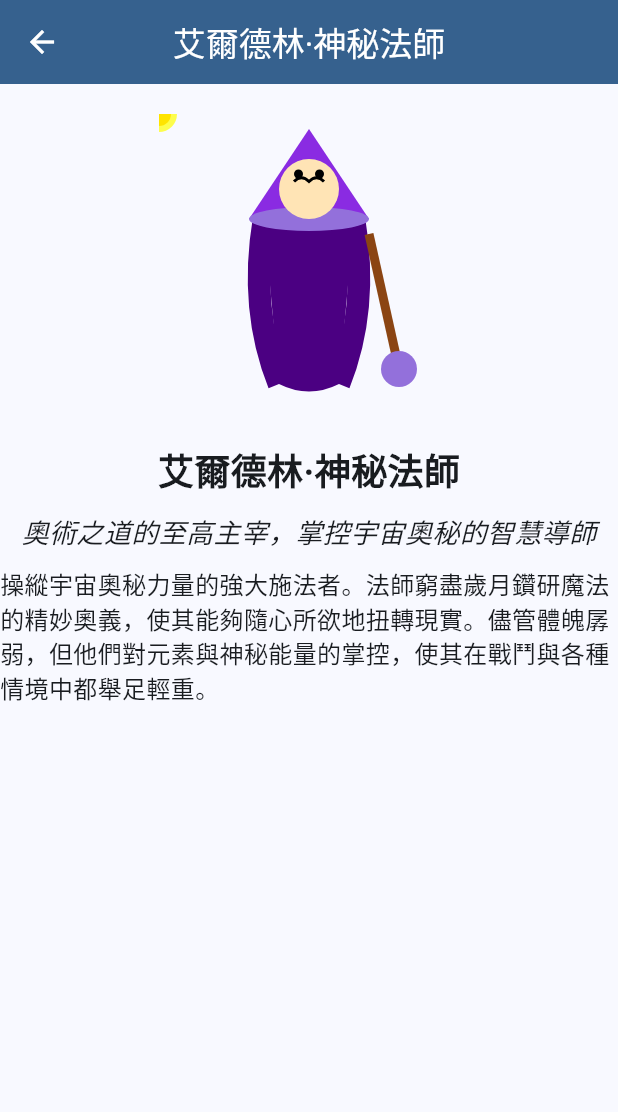
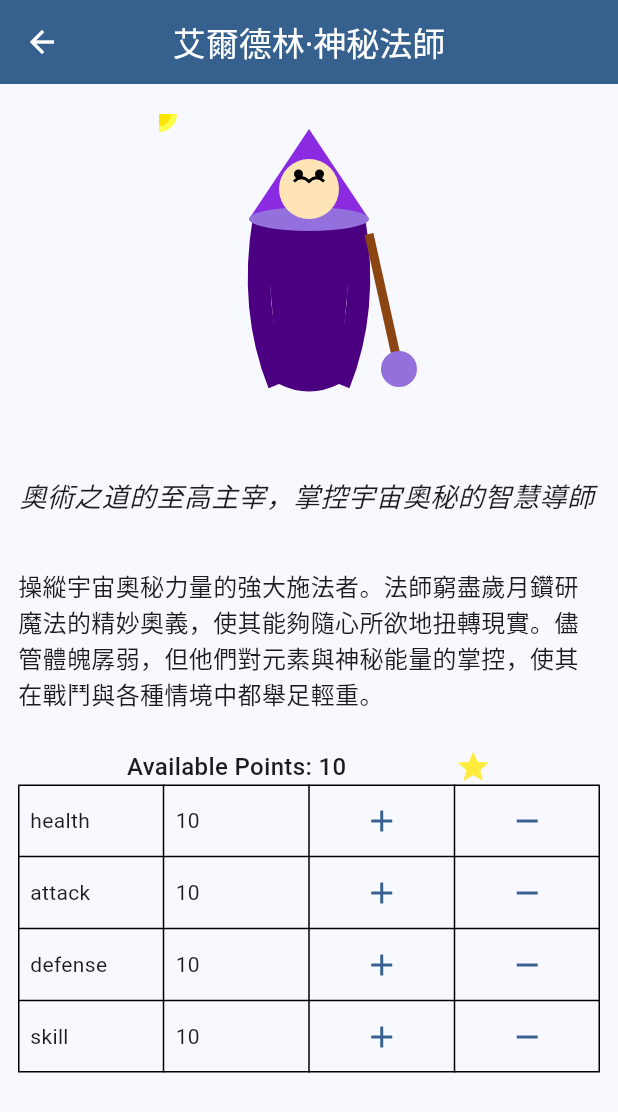
Before and after one commit to wesley990/demo_rpg, a Flutter app: the ProfileScreen screen opened directly with sample values from the repository, on a phone screen of 412 x 824 dp. Shown: the top 1112 px of the screen. Run offline on Flutter 3.47's test engine with Material 3 defaults, Android fonts, the phone set to English and light mode, and no system bars; our stand-ins replace firebase_core, flutter_svg; accounts and stored records are empty.

Commit message:
feat: Refactor Stats mixin to return stats as a list of maps
The Stats mixin in stats.dart has been refactored to return stats as a list of maps instead of a list of key-value pairs. This change improves the readability and usability of the stats data by providing a more structured format. It also ensures consistency in the representation of stats throughout the application.

Recent user commits:
- refactor: Remove unused import statement in main.dart
- feat: Add UUID dependency for unique identifiers
- feat: Update HomeScreen to use CreateScreen for character creation
- feat: Add lazy loading for images in HomeScreen
- feat: Update Character class to include skills
- feat: Add SVG assets for frost nova, divine punishment, and deadly poison skills
- feat: Add Vocation enum for character vocations
- feat: Add SelectableRegionExample widget for selectable regions
- feat: Add Character class with Stats mixin

```diff
--- a/lib/models/stats.dart
+++ b/lib/models/stats.dart
@@ -20,9 +20,9 @@ mixin Stats {
       Map.from(_stats); // Return a copy to prevent direct modification
 
   // Encapsulation: Getter for stats as a list of maps
-  List<Map<String, String>> get statsAsListOfMap => [
-        for (var entry in _stats.entries) {entry.key: entry.value.toString()}
-      ];
+  List<Map<String, String>> get statsAsListOfMap => statsAsMap.entries
+      .map((entry) => {'title': entry.key, 'value': entry.value.toString()})
+      .toList();
 
   // Template Method Pattern: Defines the algorithm structure for changing stats
   // Single Responsibility Principle: This method is responsible only for changing a stat
--- a/lib/screens/profile/profile.dart
+++ b/lib/screens/profile/profile.dart
@@ -1,6 +1,8 @@
 import 'package:demo_rpg/models/character.dart';
+import 'package:demo_rpg/screens/profile/stats_table.dart';
 import 'package:flutter/material.dart';
 import 'package:flutter_svg/flutter_svg.dart';
+import 'package:demo_rpg/models/skill.dart';
 
 class ProfileScreen extends StatefulWidget {
   const ProfileScreen({super.key, required this.character});
@@ -31,27 +33,29 @@ class _ProfileScreenState extends State<ProfileScreen> {
                   height: 200,
                 ),
               ),
-              Text(
-                character.name,
-                style: const TextStyle(
-                  fontSize: 24,
-                  fontWeight: FontWeight.bold,
-                ),
-              ),
               const SizedBox(height: 10),
-              Text(
+              Padding(
+                padding: const EdgeInsets.all(12.0),
+                child: SelectableText(
                   character.slogan,
                   style: const TextStyle(
                     fontSize: 18,
                     fontStyle: FontStyle.italic,
                   ),
                 ),
+              ),
               const SizedBox(height: 10),
-              Text(
+              Padding(
+                padding: const EdgeInsets.all(12.0),
+                child: SelectableText(
                   character.vocation.description,
                   style: const TextStyle(
                     fontSize: 16,
                   ),
+                ),
+              ),
+              StatsTable(
+                character: character,
               ),
             ],
           ), // Add your profile content here
--- /dev/null
+++ b/lib/screens/profile/stats_table.dart
@@ -0,0 +1,83 @@
+import 'package:demo_rpg/models/character.dart';
+import 'package:demo_rpg/theme.dart';
+import 'package:flutter/material.dart';
+
+class StatsTable extends StatefulWidget {
+  const StatsTable({super.key, required this.character});
+
+  final Character character;
+
+  @override
+  State<StatsTable> createState() => _StatsTableState();
+}
+
+class _StatsTableState extends State<StatsTable> {
+  @override
+  Widget build(BuildContext context) {
+    return Padding(
+      padding: const EdgeInsets.all(12.0),
+      child: Column(
+        children: [
+          Row(
+            mainAxisAlignment: MainAxisAlignment.spaceEvenly,
+            children: [
+              Text('Available Points: ${widget.character.points}',
+                  style: AppTheme.textTheme.titleMedium),
+              Icon(
+                Icons.star,
+                color:
+                    widget.character.points > 0 ? Colors.yellow : Colors.grey,
+              ),
+            ],
+          ),
+          Table(
+            border: TableBorder.all(),
+            defaultVerticalAlignment: TableCellVerticalAlignment.middle,
+            children: widget.character.statsAsListOfMap.map((stat) {
+              final title = stat['title'];
+              final value = stat['value'];
+              return TableRow(
+                children: [
+                  TableCell(
+                      child: Padding(
+                          padding: const EdgeInsets.all(8.0),
+                          child: Text(
+                            title!,
+                            style: AppTheme.textTheme.bodyMedium,
+                          ))),
+                  TableCell(
+                      child: Padding(
+                          padding: const EdgeInsets.all(8.0),
+                          child: Text(
+                            value!,
+                            style: AppTheme.textTheme.bodyMedium,
+                          ))),
+                  TableCell(
+                    child: IconButton(
+                      icon: const Icon(Icons.add),
+                      onPressed: () {
+                        // Perform action for the first cell
+                        widget.character.increaseStat(title);
+                        setState(() {});
+                      },
+                    ),
+                  ),
+                  TableCell(
+                    child: IconButton(
+                      icon: const Icon(Icons.remove),
+                      onPressed: () {
+                        // Perform action for the second cell
+                        widget.character.decreaseStat(title);
+                        setState(() {});
+                      },
+                    ),
+                  ),
+                ],
+              );
+            }).toList(),
+          ),
+        ],
+      ),
+    );
+  }
+}
```
Lines whose indentation alone changed are shown as unchanged.
